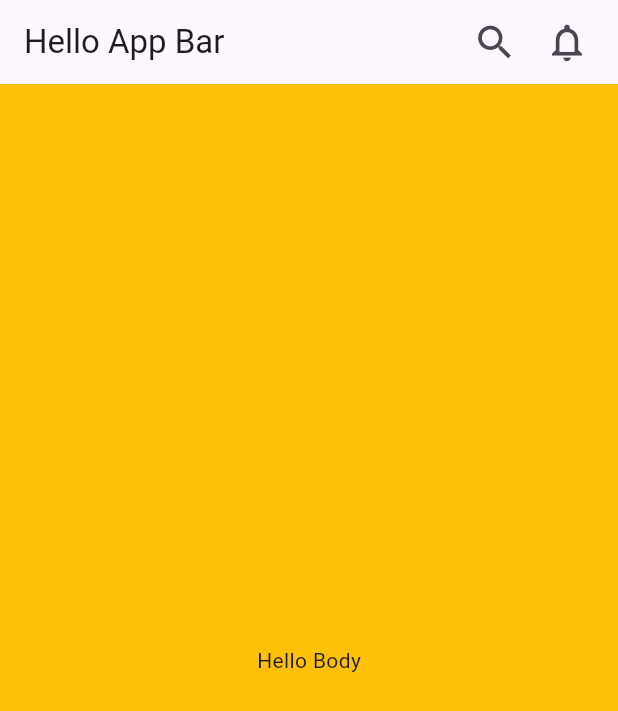
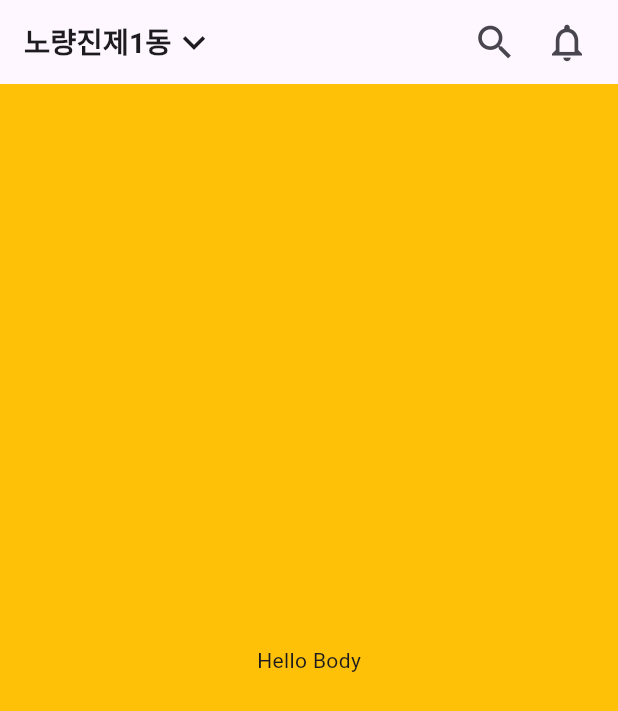
Before and after one commit to gyugyu90/carrot_clone_app, a Flutter app: the screen it shows after launch, on a phone screen of 412 x 824 dp. Shown: the top 711 px of the screen. Run offline on Flutter 3.47's test engine with Material 3 defaults, Android fonts, the phone set to English and light mode, and no system bars.

Commit message:
add expand more icon to appbar title button

```diff
--- a/lib/main.dart
+++ b/lib/main.dart
@@ -12,7 +12,26 @@ class CarrotCloneApp extends StatelessWidget {
     return MaterialApp(
       home: Scaffold(
         appBar: AppBar(
-          title: const Text('Hello App Bar'),
+          title: GestureDetector(
+            child: const Row(
+              children: [
+                Text(
+                  '노량진제1동',
+                  style: TextStyle(
+                    fontWeight: FontWeight.bold,
+                    fontSize: 19,
+                  ),
+                ),
+                Icon(
+                  Icons.expand_more_sharp,
+                  size: 30,
+                ),
+              ],
+            ),
+            onTap: () {
+              debugPrint('TODO 동네 선택');
+            },
+          ),
           actions: [
             IconButton(
               onPressed: () {
```
